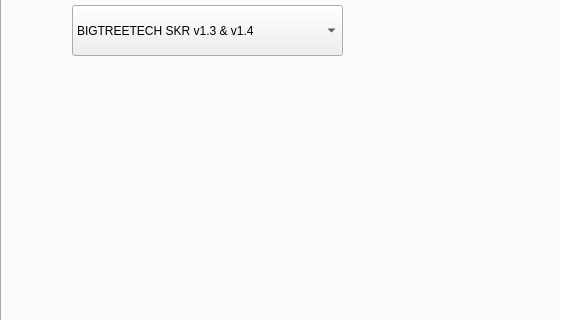
Old version of the form remoreconfig.ui in the repository aaroncnc/Remora-GUI-Config-Tool; both pictures show x 0 to 561 and y 150 to 470 of the 1039 by 777 pixel window.
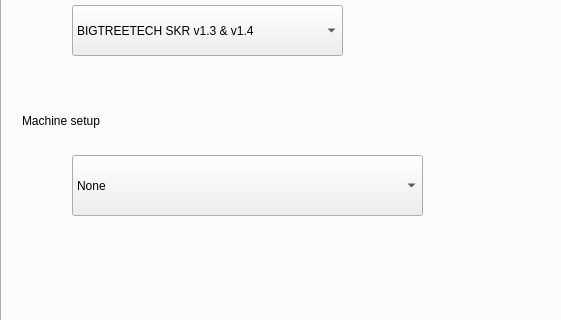
New version of the form. The open tabs and pages were chosen to show the change.

```diff
--- a/remoreconfig.ui
+++ b/remoreconfig.ui
@@ -63,6 +63,59 @@
        <string>Select control board</string>
       </property>
      </widget>
+     <widget class="QComboBox" name="setup">
+      <property name="geometry">
+       <rect>
+        <x>70</x>
+        <y>210</y>
+        <width>351</width>
+        <height>61</height>
+       </rect>
+      </property>
+      <item>
+       <property name="text">
+        <string>None</string>
+       </property>
+      </item>
+      <item>
+       <property name="text">
+        <string>Mill XYZ</string>
+       </property>
+      </item>
+      <item>
+       <property name="text">
+        <string>Mill XYZ +spindle encoder +VFD</string>
+       </property>
+      </item>
+      <item>
+       <property name="text">
+        <string>K40 Laser cutter</string>
+       </property>
+      </item>
+      <item>
+       <property name="text">
+        <string>3D printer</string>
+       </property>
+      </item>
+      <item>
+       <property name="text">
+        <string>3D printer + BL Touch</string>
+       </property>
+      </item>
+     </widget>
+     <widget class="QLabel" name="label_15">
+      <property name="geometry">
+       <rect>
+        <x>20</x>
+        <y>160</y>
+        <width>161</width>
+        <height>31</height>
+       </rect>
+      </property>
+      <property name="text">
+       <string>Machine setup</string>
+      </property>
+     </widget>
     </widget>
     <widget class="QWidget" name="axis">
      <attribute name="title">
```
Left out of the diff: 24 changed lines with no effect on the pictures.
